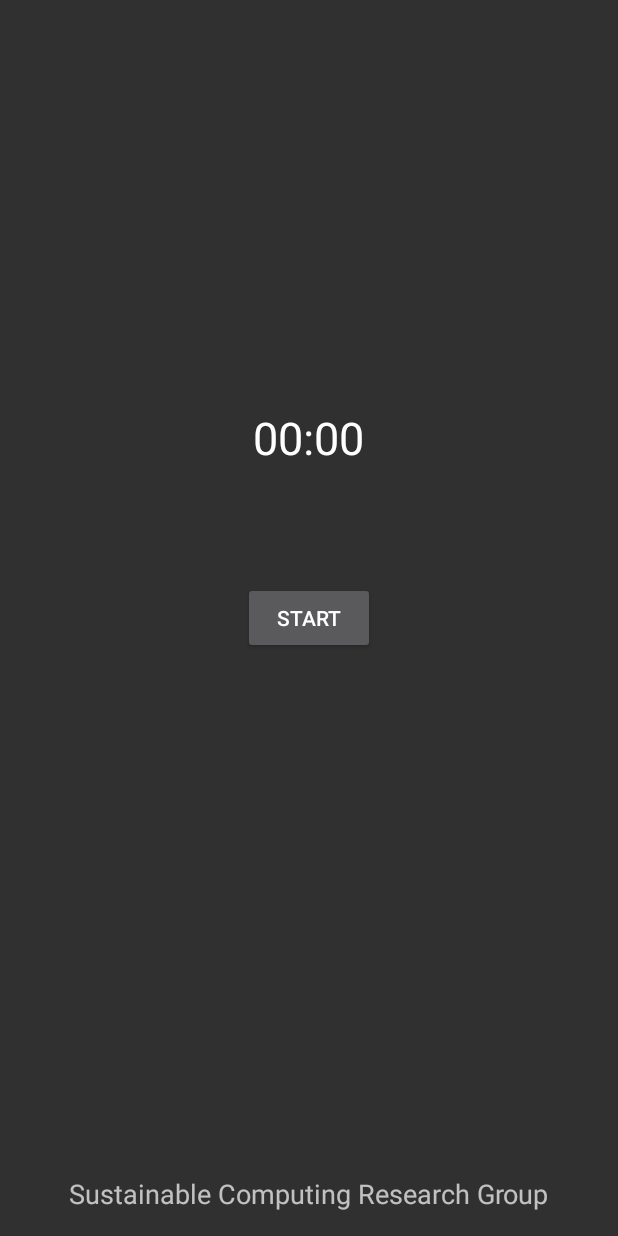
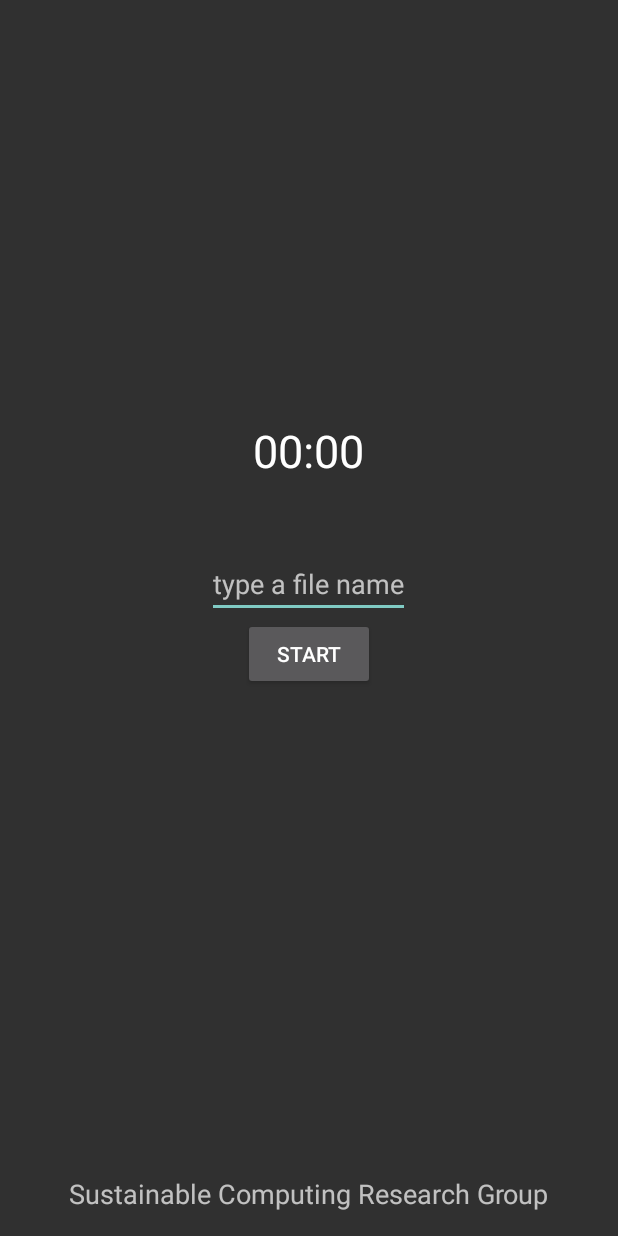
Before and after one commit to scorelab/stutter, an Android app: the TestDataActivity screen opened directly, with no data from a screen before it, after a tap on "START", on a phone screen of 412 x 824 dp. Run offline under Robolectric (Android 15) with nearby library versions, the phone set to English and light mode, and no system bars.

Commit message:
UI changes

```diff
--- a/stutter-android/app/src/main/java/com/scorelab/stutterAid/TestDataActivity.java
+++ b/stutter-android/app/src/main/java/com/scorelab/stutterAid/TestDataActivity.java
@@ -8,20 +8,24 @@ import android.view.Menu;
 import android.view.MenuItem;
 import android.view.View;
 import android.widget.Button;
+import android.widget.EditText;
+import android.widget.Toast;
 
 import java.io.IOException;
 
 public class TestDataActivity extends AppCompatActivity {
 
     int isPressed=0;
-    final String outputFile = Environment.getExternalStorageDirectory().getAbsolutePath() + "/recorder.mp3";
+    final String outputFile = Environment.getExternalStorageDirectory().getAbsolutePath();
     MediaRecorder myAudioRecorder;
+    String filename;
 
     @Override
     protected void onCreate(Bundle savedInstanceState) {
         super.onCreate(savedInstanceState);
         setContentView(R.layout.activity_test_data);
 
+        final EditText et_filename = (EditText)findViewById(R.id.editText);
 
 
         Button btnTest =(Button)findViewById(R.id.btn_start_test);
@@ -29,23 +33,32 @@ public class TestDataActivity extends AppCompatActivity {
         btnTest.setOnClickListener(new View.OnClickListener() {
             @Override
             public void onClick(View v) {
+                filename = et_filename.getText().toString();
+                System.out.println(filename);
                 if(isPressed==1){
                     isPressed=0;
                     myAudioRecorder.stop();
                 }
                 else{
-                    isPressed=1;
-                    myAudioRecorder =new MediaRecorder();
+                    if(!filename.equals("")) {
+
+                        isPressed = 1;
+                        myAudioRecorder = new MediaRecorder();
                         myAudioRecorder.setAudioSource(MediaRecorder.AudioSource.MIC);
                         myAudioRecorder.setOutputFormat(MediaRecorder.OutputFormat.THREE_GPP);
                         myAudioRecorder.setAudioEncoder(MediaRecorder.OutputFormat.AMR_NB);
-                    myAudioRecorder.setOutputFile(outputFile);
+                        myAudioRecorder.setOutputFile(outputFile+"/"+filename+".mp3");
                         try {
                             myAudioRecorder.prepare();
                         } catch (IOException e) {
                             e.printStackTrace();
                         }
                         myAudioRecorder.start();
+                    }
+                    else{
+                        Toast.makeText(getApplicationContext(), "Give a file name",
+                                Toast.LENGTH_LONG).show();
+                    }
                 }
             }
         });
--- a/stutter-android/app/src/main/res/layout/activity_test_data.xml
+++ b/stutter-android/app/src/main/res/layout/activity_test_data.xml
@@ -5,25 +5,14 @@
     android:paddingTop="@dimen/activity_vertical_margin"
     android:paddingBottom="@dimen/activity_vertical_margin"
     tools:context="com.scorelab.stutterAid.TestDataActivity">
-
-    TextView android:text="@string/hello_world" android:layout_width="wrap_content"
-        android:layout_height="wrap_content" />
-
-    <Button
-        android:layout_width="wrap_content"
-        android:layout_height="wrap_content"
-        android:text="start"
-        android:id="@+id/btn_start_test"
-        android:layout_centerVertical="true"
-        android:layout_centerHorizontal="true" />
-
     <LinearLayout
         android:orientation="horizontal"
         android:layout_width="match_parent"
         android:layout_height="wrap_content"
         android:layout_alignParentBottom="true"
         android:layout_alignParentRight="true"
-        android:layout_alignParentEnd="true">
+        android:layout_alignParentEnd="true"
+        android:id="@+id/linearLayout3">
 
         <RelativeLayout
             android:layout_width="match_parent"
@@ -44,7 +33,39 @@
         android:layout_height="wrap_content"
         android:id="@+id/chronometer"
         android:textSize="30dp"
-        android:layout_above="@+id/btn_start_test"
+        android:layout_above="@+id/linearLayout4"
         android:layout_centerHorizontal="true"
-        android:layout_marginBottom="76dp" />
+        android:layout_marginBottom="43dp" />
+
+    <LinearLayout
+        android:orientation="vertical"
+        android:layout_width="match_parent"
+        android:layout_height="wrap_content"
+        android:layout_centerVertical="true"
+        android:layout_alignParentLeft="true"
+        android:layout_alignParentStart="true"
+        android:id="@+id/linearLayout4">
+
+        <RelativeLayout
+            android:layout_width="match_parent"
+            android:layout_height="96dp">
+
+            <EditText
+                android:layout_width="wrap_content"
+                android:layout_height="wrap_content"
+                android:id="@+id/editText"
+                android:textColor="#ffffff"
+                android:hint="type a file name"
+                android:layout_above="@+id/btn_start_test"
+                android:layout_centerHorizontal="true" />
+
+            <Button
+                android:layout_width="wrap_content"
+                android:layout_height="wrap_content"
+                android:text="start"
+                android:id="@+id/btn_start_test"
+                android:layout_alignParentBottom="true"
+                android:layout_centerHorizontal="true" />
+        </RelativeLayout>
+    </LinearLayout>
 </RelativeLayout>
```
Also changed, not shown: 18 other files. Lines whose indentation alone changed are shown as unchanged.
